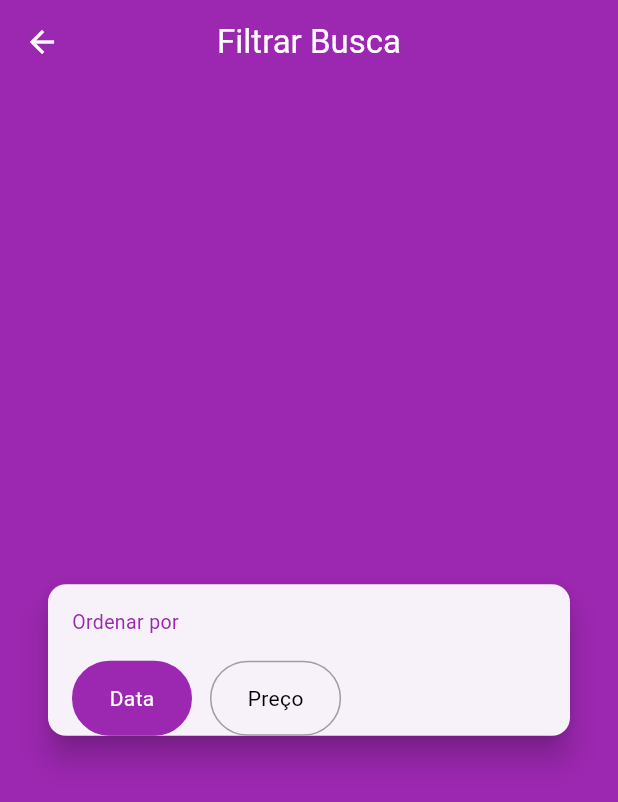
After one commit to iraponan/xlo_mobx, a Flutter app: the FilterScreen screen opened directly, on a phone screen of 412 x 824 dp. The commit adds this screen. Shown: the top 802 px of the screen. Run offline on Flutter 3.47's test engine with Material 3 defaults, Android fonts, the phone set to English and light mode, and no system bars; our stand-ins replace brasil_fields, dio, flutter_dotenv, flutter_mobx, get_it, image_cropper and 4 more; accounts and stored records are empty; generated files the repository leaves out were written again; network calls fail.

Commit message:
Criando o campo de ordenar por.

```diff
--- /dev/null
+++ b/lib/enums/order_by.dart
@@ -0,0 +1,4 @@
+enum OrderBy {
+  date,
+  price,
+}
--- a/lib/models/ad.dart
+++ b/lib/models/ad.dart
@@ -1,8 +1,8 @@
 import 'package:parse_server_sdk_flutter/parse_server_sdk_flutter.dart';
+import 'package:xlo_mobx/enums/ad_status.dart';
 import 'package:xlo_mobx/models/address.dart';
 import 'package:xlo_mobx/models/category.dart';
 import 'package:xlo_mobx/models/city.dart';
-import 'package:xlo_mobx/models/enums/ad_status.dart';
 import 'package:xlo_mobx/models/federative_unit.dart';
 import 'package:xlo_mobx/models/user.dart';
 import 'package:xlo_mobx/repositories/keys/ad.dart';
--- a/lib/models/user.dart
+++ b/lib/models/user.dart
@@ -1,4 +1,4 @@
-import 'package:xlo_mobx/models/enums/user_type.dart';
+import 'package:xlo_mobx/enums/user_type.dart';
 
 class User {
   User(
--- a/lib/repositories/user.dart
+++ b/lib/repositories/user.dart
@@ -1,5 +1,5 @@
 import 'package:parse_server_sdk_flutter/parse_server_sdk_flutter.dart';
-import 'package:xlo_mobx/models/enums/user_type.dart';
+import 'package:xlo_mobx/enums/user_type.dart';
 import 'package:xlo_mobx/models/user.dart';
 import 'package:xlo_mobx/repositories/erros/parse_erros.dart';
 import 'package:xlo_mobx/repositories/keys/user.dart';
--- /dev/null
+++ b/lib/screens/filter/components/button_option.dart
@@ -0,0 +1,50 @@
+import 'package:flutter/material.dart';
+import 'package:flutter_mobx/flutter_mobx.dart';
+import 'package:xlo_mobx/enums/order_by.dart';
+import 'package:xlo_mobx/stores/filter.dart';
+
+class ButtonOptionFilter extends StatelessWidget {
+  const ButtonOptionFilter({
+    super.key,
+    required this.title,
+    required this.option,
+    required this.filterStore,
+  });
+
+  final String title;
+  final OrderBy option;
+  final FilterStore filterStore;
+
+  @override
+  Widget build(BuildContext context) {
+    return Observer(
+      builder: (context) {
+        return GestureDetector(
+          onTap: () => filterStore.setOrderBy(option),
+          child: Container(
+            alignment: Alignment.center,
+            padding: const EdgeInsets.symmetric(horizontal: 24),
+            decoration: BoxDecoration(
+              borderRadius: BorderRadius.circular(25),
+              color: filterStore.orderBy == option
+                  ? Colors.purple
+                  : Colors.transparent,
+              border: Border.all(
+                  color: filterStore.orderBy == option
+                      ? Colors.purple
+                      : Colors.grey),
+            ),
+            height: 50,
+            child: Text(
+              title,
+              style: TextStyle(
+                color:
+                    filterStore.orderBy == option ? Colors.white : Colors.black,
+              ),
+            ),
+          ),
+        );
+      },
+    );
+  }
+}
--- /dev/null
+++ b/lib/screens/filter/components/order_by_field.dart
@@ -0,0 +1,43 @@
+import 'package:flutter/material.dart';
+import 'package:flutter_mobx/flutter_mobx.dart';
+import 'package:xlo_mobx/enums/order_by.dart';
+import 'package:xlo_mobx/screens/filter/components/button_option.dart';
+import 'package:xlo_mobx/screens/filter/components/section_title.dart';
+import 'package:xlo_mobx/stores/filter.dart';
+
+class OrderByField extends StatelessWidget {
+  const OrderByField({super.key, required this.filterStore});
+
+  final FilterStore filterStore;
+
+  @override
+  Widget build(BuildContext context) {
+    return Observer(
+      builder: (context) {
+        return Column(
+          crossAxisAlignment: CrossAxisAlignment.start,
+          children: [
+            const SectionTitle(title: 'Ordenar por'),
+            Row(
+              children: [
+                ButtonOptionFilter(
+                  title: 'Data',
+                  option: OrderBy.date,
+                  filterStore: filterStore,
+                ),
+                const SizedBox(
+                  width: 12,
+                ),
+                ButtonOptionFilter(
+                  title: 'Preço',
+                  option: OrderBy.price,
+                  filterStore: filterStore,
+                ),
+              ],
+            ),
+          ],
+        );
+      },
+    );
+  }
+}
--- /dev/null
+++ b/lib/screens/filter/components/section_title.dart
@@ -0,0 +1,22 @@
+import 'package:flutter/material.dart';
+
+class SectionTitle extends StatelessWidget {
+  const SectionTitle({super.key, required this.title});
+
+  final String title;
+
+  @override
+  Widget build(BuildContext context) {
+    return Padding(
+      padding: const EdgeInsets.symmetric(vertical: 16),
+      child: Text(
+        title,
+        style: const TextStyle(
+          color: Colors.purple,
+          fontSize: 13,
+          fontWeight: FontWeight.w400,
+        ),
+      ),
+    );
+  }
+}
--- /dev/null
+++ b/lib/screens/filter/filter_screen.dart
@@ -0,0 +1,40 @@
+import 'package:flutter/material.dart';
+import 'package:flutter_mobx/flutter_mobx.dart';
+import 'package:xlo_mobx/screens/filter/components/order_by_field.dart';
+import 'package:xlo_mobx/stores/filter.dart';
+
+class FilterScreen extends StatelessWidget {
+  const FilterScreen({super.key});
+
+  @override
+  Widget build(BuildContext context) {
+    final FilterStore filterStore = FilterStore();
+
+    return Scaffold(
+      appBar: AppBar(
+        title: const Text('Filtrar Busca'),
+        centerTitle: true,
+      ),
+      body: Observer(
+        builder: (context) {
+          return Center(
+            child: Card(
+              margin: const EdgeInsets.symmetric(horizontal: 32),
+              child: Padding(
+                padding: const EdgeInsets.symmetric(horizontal: 16),
+                child: Column(
+                  mainAxisSize: MainAxisSize.min,
+                  children: [
+                    OrderByField(
+                      filterStore: filterStore,
+                    ),
+                  ],
+                ),
+              ),
+            ),
+          );
+        },
+      ),
+    );
+  }
+}
--- a/lib/screens/home/components/top_bar.dart
+++ b/lib/screens/home/components/top_bar.dart
@@ -2,6 +2,7 @@ import 'package:flutter/material.dart';
 import 'package:flutter_mobx/flutter_mobx.dart';
 import 'package:get_it/get_it.dart';
 import 'package:xlo_mobx/screens/category/category_screen.dart';
+import 'package:xlo_mobx/screens/filter/filter_screen.dart';
 import 'package:xlo_mobx/screens/home/components/bar_button.dart';
 import 'package:xlo_mobx/stores/home.dart';
 
@@ -47,7 +48,8 @@ class TopBar extends StatelessWidget {
                   left: BorderSide(color: Colors.grey[400]!),
                 ),
               ),
-              onTap: () {},
+              onTap: () => Navigator.of(context).push(MaterialPageRoute(
+                  builder: (context) => const FilterScreen())),
             ),
           ],
         );
--- /dev/null
+++ b/lib/stores/filter.dart
@@ -0,0 +1,14 @@
+import 'package:mobx/mobx.dart';
+import 'package:xlo_mobx/enums/order_by.dart';
+
+part 'filter.g.dart';
+
+class FilterStore = FilterStoreBase with _$FilterStore;
+
+abstract class FilterStoreBase with Store {
+  @observable
+  OrderBy orderBy = OrderBy.date;
+
+  @action
+  void setOrderBy(OrderBy value) => orderBy = value;
+}
```
Also changed, not shown: lib/enums/ad_status.dart (renamed from lib/models/enums/ad_status.dart), lib/enums/user_type.dart (renamed from lib/models/enums/user_type.dart).
